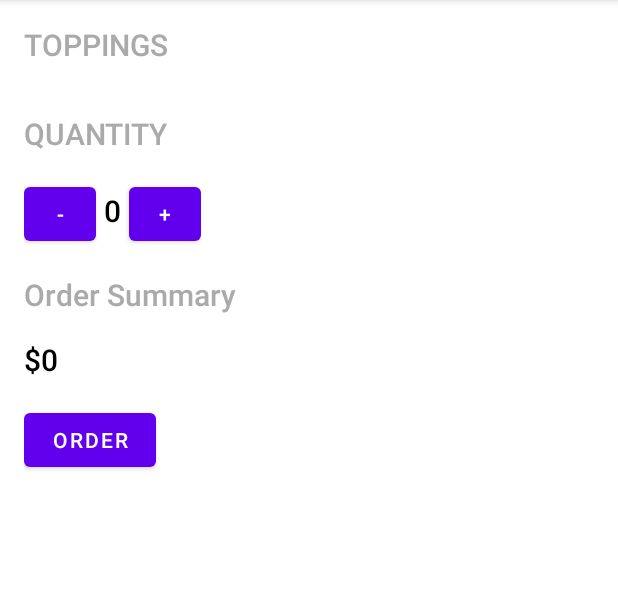
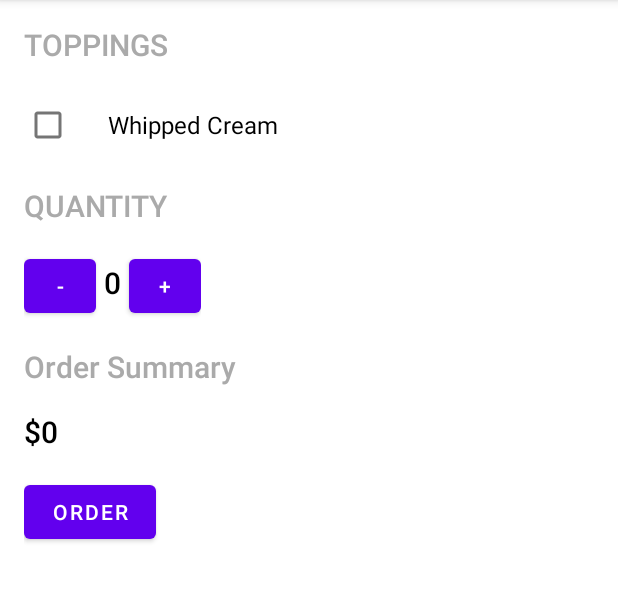
Before and after one commit to ellegreen/JustJava2, an Android app: the screen it shows after launch (MainActivity), on a phone screen of 412 x 824 dp, the part 84-686 px from its top. Run offline under Robolectric (Android 15) with nearby library versions, the phone set to English and light mode, and no system bars.

Commit message:
4.1 - Added Checkbox Whipped Cream

```diff
--- a/app/src/main/res/layout/activity_main.xml
+++ b/app/src/main/res/layout/activity_main.xml
@@ -15,6 +15,14 @@
         android:text="TOPPINGS"
         android:textColor="@android:color/darker_gray"
         android:textSize="20sp" />
+
+    <CheckBox
+        android:layout_width="wrap_content"
+        android:layout_height="wrap_content"
+        android:text="Whipped Cream"
+        android:textSize="16sp"
+        android:paddingLeft="24dp"/>
+
     <TextView
         android:layout_width="wrap_content"
         android:layout_height="wrap_content"
```
